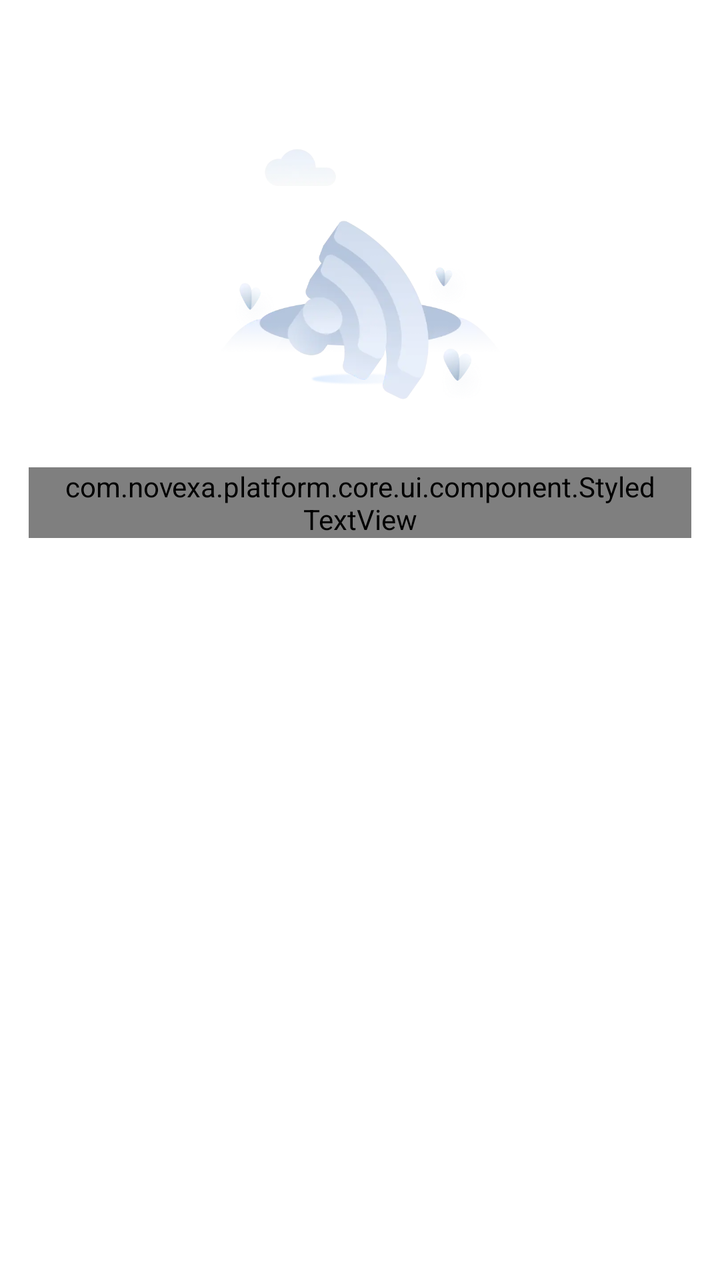
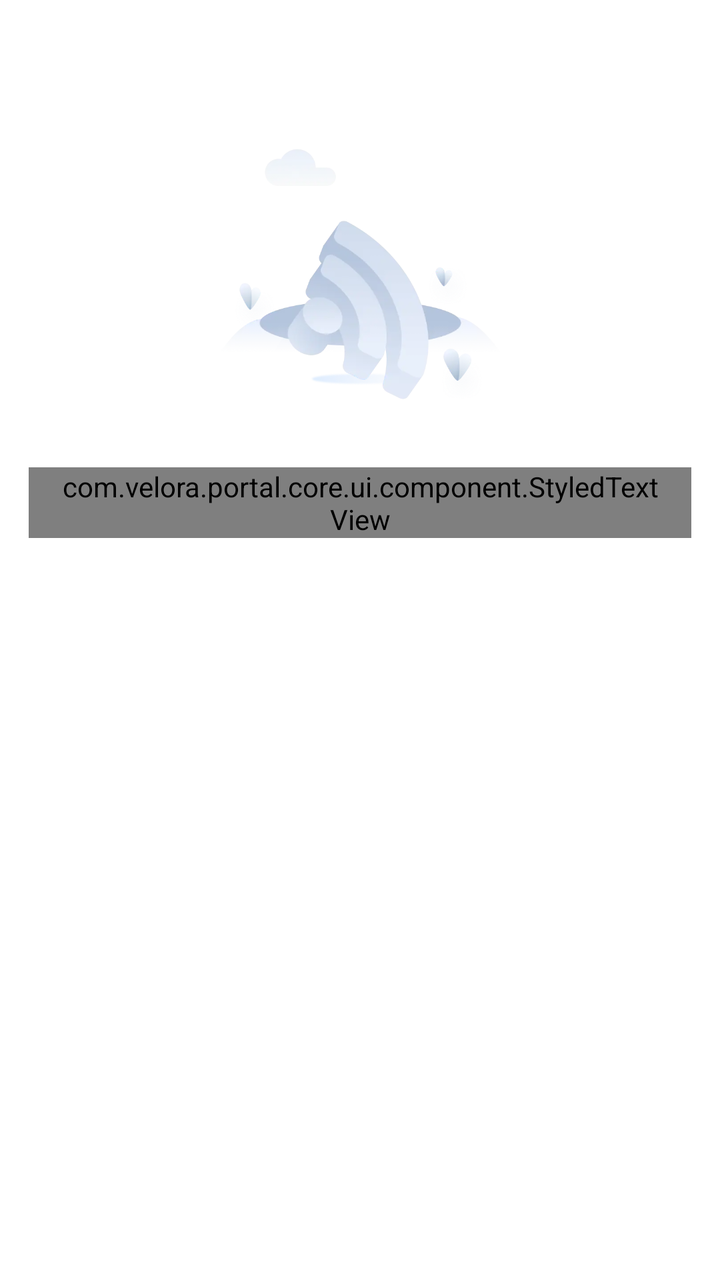

Compare the two renders of this Android layout. The source of the first and the diff that turns it into the second are given below.
<!-- AndroidManifest.xml: application theme MyTheme -->
<!-- res/layout/view_content_error.xml -->
<?xml version="1.0" encoding="utf-8"?>
<androidx.constraintlayout.widget.ConstraintLayout xmlns:android="http://schemas.android.com/apk/res/android"
    xmlns:app="http://schemas.android.com/apk/res-auto"
    android:layout_width="match_parent"
    android:layout_height="match_parent">

    <androidx.appcompat.widget.AppCompatImageView
        android:id="@+id/ivErrorState"
        android:layout_width="@dimen/dp_197"
        android:layout_height="@dimen/dp_197"
        android:layout_marginTop="@dimen/dp_56"
        android:contentDescription="@null"
        android:scaleType="fitCenter"
        android:src="@mipmap/icon_network_fail"
        app:layout_constraintEnd_toEndOf="parent"
        app:layout_constraintStart_toStartOf="parent"
        app:layout_constraintTop_toTopOf="parent" />

    <com.novexa.platform.core.ui.component.StyledTextView
        android:id="@+id/tvErrorRetry"
        android:layout_width="@dimen/dp_0"
        android:layout_height="wrap_content"
        android:layout_marginHorizontal="@dimen/dp_16"
        android:layout_marginTop="@dimen/dp_10"
        android:gravity="center"
        android:lineSpacingExtra="@dimen/dp_4"
        android:paddingHorizontal="@dimen/dp_16"
        android:text="@string/net_error"
        android:textColor="@color/text_tertiary"
        android:textSize="@dimen/sp_12"
        app:layout_constraintEnd_toEndOf="parent"
        app:layout_constraintStart_toStartOf="parent"
        app:layout_constraintTop_toBottomOf="@id/ivErrorState" />

</androidx.constraintlayout.widget.ConstraintLayout>
<!-- resources referenced by this layout -->
<resources>
  <color name="text_tertiary">#9CA3AF</color>
  <dimen name="dp_0">0dp</dimen>
  <dimen name="dp_10">10dp</dimen>
  <dimen name="dp_16">16dp</dimen>
  <dimen name="dp_197">197dp</dimen>
  <dimen name="dp_4">4dp</dimen>
  <dimen name="dp_56">56dp</dimen>
  <dimen name="sp_12">12sp</dimen>
  <!-- mipmap icon_network_fail: webp bitmap (mipmap-xxxhdpi, 43386 bytes) -->
  <string name="net_error">Please check if your network status is good</string>
  <style name="MyTheme" parent="Theme.MaterialComponents.DayNight.NoActionBar">
          <item name="android:windowBackground">@color/surface_primary</item>
          <item name="android:statusBarColor">@color/surface_primary</item>
          <item name="android:navigationBarColor">@color/surface_primary</item>
          <item name="android:windowTranslucentStatus">false</item>
          <item name="android:windowTranslucentNavigation">false</item>
          <item name="editTextStyle">@style/AppEditTextStyle</item>
          <item name="android:editTextStyle">@style/AppEditTextStyle</item>
      </style>
  <color name="surface_primary">#FFFFFFFF</color>
  <style name="AppEditTextStyle" parent="@style/Widget.AppCompat.EditText">
          <item name="android:textCursorDrawable">@drawable/input_cursor_color_7087f8</item>
      </style>
  <!-- drawable input_cursor_color_7087f8 (drawable) -->
  <?xml version="1.0" encoding="utf-8"?>
  <shape xmlns:android="http://schemas.android.com/apk/res/android">
      <size android:width="@dimen/dp_2" />
      <solid android:color="@color/brand_primary" />
  </shape>
  <dimen name="dp_2">2dp</dimen>
  <color name="brand_primary">#396401</color>
</resources>

<!-- the commit's change to res/layout/view_content_error.xml (unified diff, before → after) -->
@@ -16,7 +16,7 @@
         app:layout_constraintStart_toStartOf="parent"
         app:layout_constraintTop_toTopOf="parent" />
 
-    <com.novexa.platform.core.ui.component.StyledTextView
+    <com.velora.portal.core.ui.component.StyledTextView
         android:id="@+id/tvErrorRetry"
         android:layout_width="@dimen/dp_0"
         android:layout_height="wrap_content"
